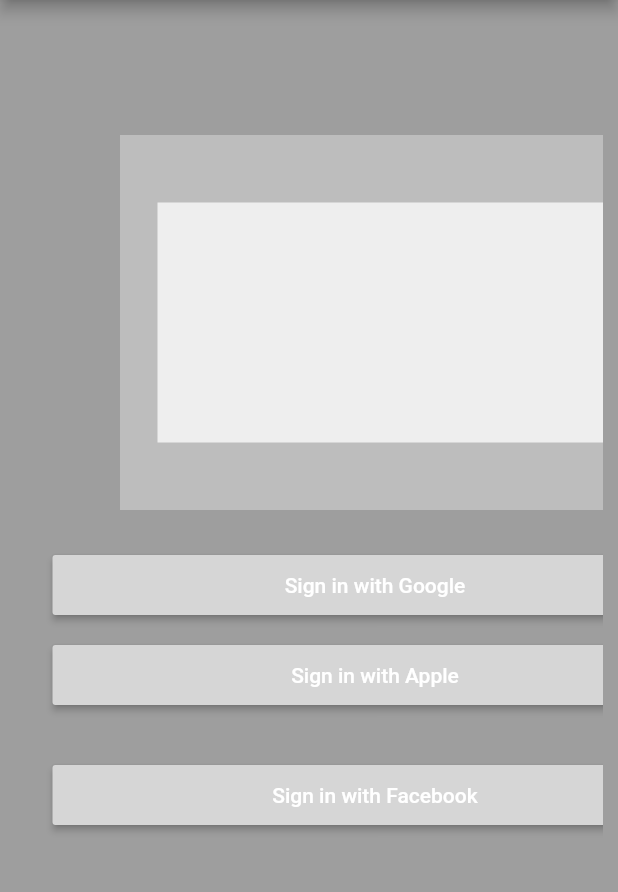
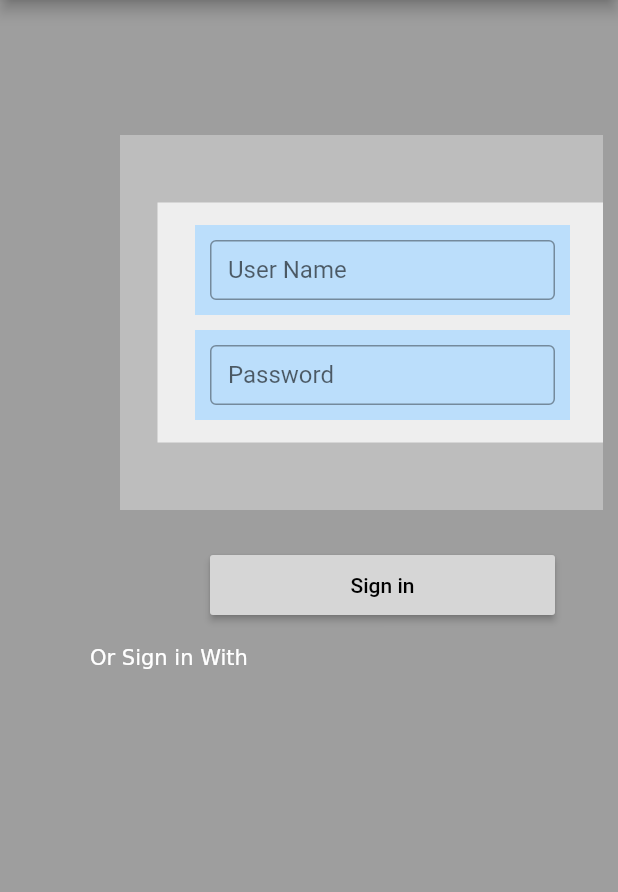
Before and after one commit to HichemChekir/ATHLETTO, a Flutter app: the screen it shows after launch, on a phone screen of 412 x 824 dp, the part 84-976 px from its top. Run offline on Flutter 3.47's test engine with Material 2 defaults, Android fonts, the phone set to English and light mode, and no system bars; our stand-ins replace carousel_slider.

Commit message:
Hajer commit

```diff
--- a/lib/main.dart
+++ b/lib/main.dart
@@ -1,6 +1,7 @@
 import 'package:flutter/material.dart';
 import 'home_page_modified.dart';
 import 'sign_in.dart';
+import 'Create_Account.dart';
 
 
 void main() {
--- a/lib/sign_in.dart
+++ b/lib/sign_in.dart
@@ -1,3 +1,4 @@
+import 'package:athletto/workouts_page1.dart';
 import 'package:flutter/material.dart';
 import 'package:flutter/rendering.dart';
 import 'package:carousel_slider/carousel_slider.dart';
@@ -22,6 +23,9 @@
         ),
       ),
     );
+
+    //TextEditingController nameController = TextEditingController();
+    //TextEditingController passwordController = TextEditingController();
   }
 
   @override
@@ -57,13 +61,101 @@
                     color: Colors.grey[200],
                     height: 160,
                     width: 300,
+                    child: Stack(
+                      children: <Widget>[
+                        Positioned.fromRect(
+                          rect: Rect.fromCenter(center: Offset(150, 45), width: 250, height: 60),
+                          child: Container(
+                            width: 50,
+                            height: 100,
+                            color: Colors.blue[100],
+                            padding: EdgeInsets.all(10),
+                            child: TextField(
+                                  //controller: nameController,
+                                  decoration: InputDecoration(
+                                  border: OutlineInputBorder(),
+                                  labelText: 'User Name',
+                                  ),
+                                 ),
+                              ),
+                            ),
+
+                          Positioned.fromRect(
+                          rect: Rect.fromCenter(center: Offset(150, 115), width: 250, height: 60),
+                          child: Container(
+                            width: 50,
+                            height: 100,
+                            color: Colors.blue[100],
+                            padding: EdgeInsets.all(10),
+                            child: TextField(
+                                  obscureText: true,
+                                  //controller: passwordController,
+                                  decoration: InputDecoration(
+                                  border: OutlineInputBorder(),
+                                  labelText: 'Password',
+                                  ),
+                                 ),
+                              ),
+                            ),
+
+
+                      ],
+                    ),
                   ),
                 ),
+
+            /*     Positioned(
+              top: 120,
+              left: 100,
+              child: Container(
+                //lezem yemchi a droite akther
+                height: 30,
+                width: 60,
+                padding: EdgeInsets.fromLTRB(10, 0, 10, 0),
+                child: RaisedButton(
+                  textColor: Colors.black,
+                  color: Colors.grey[350],
+                  child: Text('Sign in'),
+                  onPressed: () {},
+                ),
+              ),
+              ),   */
                 //Text: 'aa',
               ),
             ),
             Positioned(
               top: 360,
+              left: 120,
+              child: Container(
+                //lezem yemchi a droite akther
+                height: 40,
+                width: 250,
+                padding: EdgeInsets.fromLTRB(10, 0, 10, 0),
+                child: RaisedButton(
+                  textColor: Colors.black,
+                  color: Colors.grey[350],
+                  child: Text('Sign in'),
+                  onPressed: () {},
+                ),
+              ),
+            ),
+
+            Positioned(
+              top: 420,
+              left: 50,
+              child: RichText(
+                text: TextSpan(
+                    text: 'Or Sign in With ',
+                    //style: DefaultTextStyle.of(context).style),
+              ),
+              ),
+
+
+
+
+
+            /* Positioned(
+              top: 420,
               left: 15,
               child: Container(
                 //lezem yemchi a droite akther
@@ -79,23 +171,7 @@
               ),
             ),
             Positioned(
-              top: 420,
-              left: 15,
-              child: Container(
-                //lezem yemchi a droite akther
-                height: 40,
-                width: 450,
-                padding: EdgeInsets.fromLTRB(10, 0, 10, 0),
-                child: RaisedButton(
-                  textColor: Colors.white,
-                  color: Colors.grey[350],
-                  child: Text('Sign in with Apple'),
-                  onPressed: () {},
-                ),
-              ),
-            ),
-            Positioned(
-              top: 500,
+              top: 480,
               left: 15,
               child: Container(
                 //lezem yemchi a droite akther
@@ -109,6 +185,9 @@
                   onPressed: () {},
                 ),
               ),
+            ), */
+
+
             ),
           ],
         ),
```
Also changed, not shown: assets/images/facebook_logo.png (added), assets/images/logo_google.png (added), lib/Create_Account.dart (renamed from lib/sign_up.dart).
